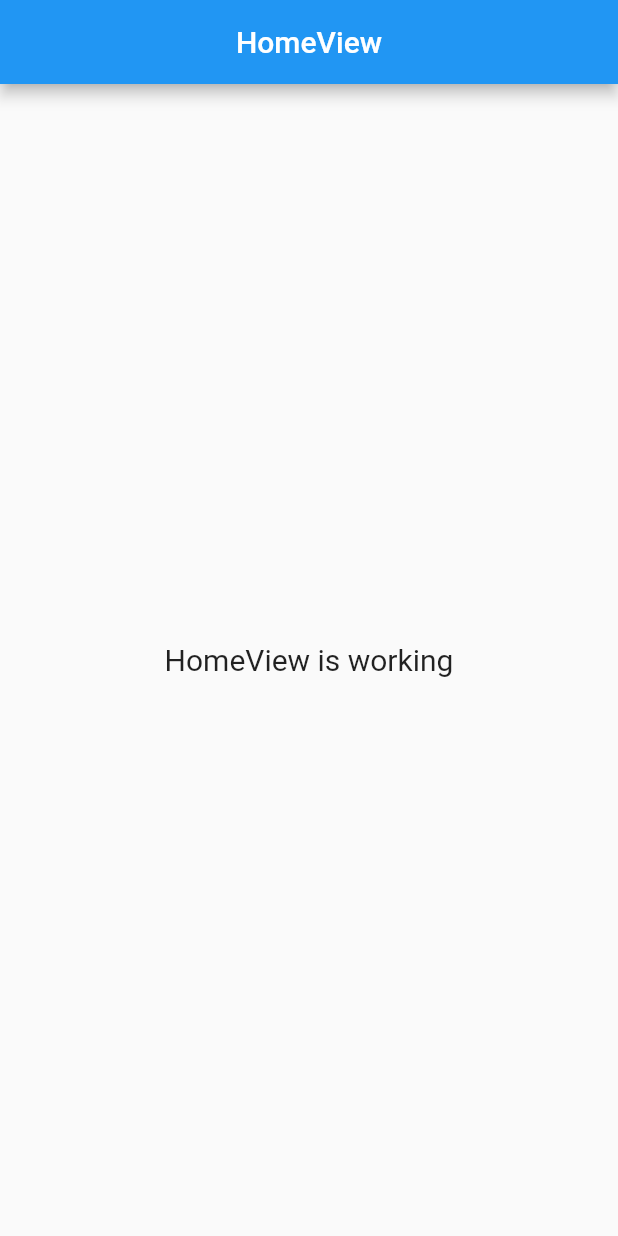
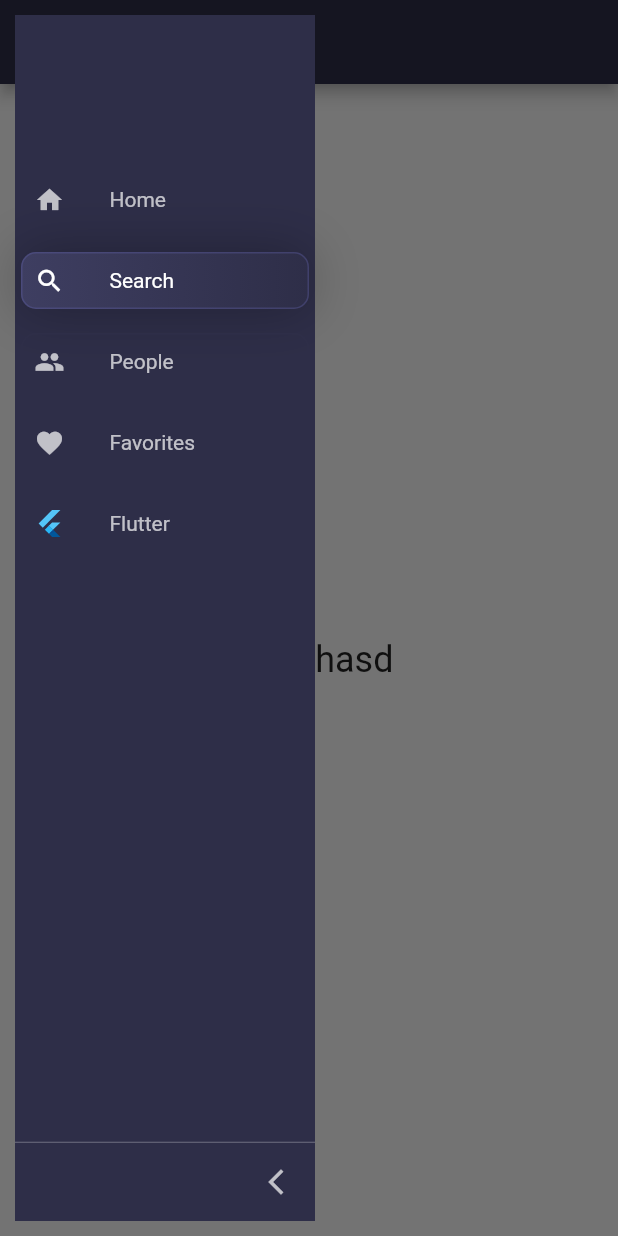
Before and after one commit to curay7/inventory, a Flutter app: the screen it shows after launch, with the side drawer open (before the commit the screen has no drawer), on a phone screen of 412 x 824 dp. Run offline on Flutter 3.47's test engine with Material 2 defaults, Android fonts, the phone set to English and light mode, and no system bars; drawn by our look-alikes of sidebarx; our stand-ins replace get.

Commit message:
make sidebar

```diff
--- /dev/null
+++ b/lib/app/modules/auth/bindings/auth_binding.dart
@@ -0,0 +1,12 @@
+import 'package:get/get.dart';
+
+import '../controllers/auth_controller.dart';
+
+class AuthBinding extends Bindings {
+  @override
+  void dependencies() {
+    Get.lazyPut<AuthController>(
+      () => AuthController(),
+    );
+  }
+}
--- /dev/null
+++ b/lib/app/modules/auth/controllers/auth_controller.dart
@@ -0,0 +1,23 @@
+import 'package:get/get.dart';
+
+class AuthController extends GetxController {
+  //TODO: Implement AuthController
+
+  final count = 0.obs;
+  @override
+  void onInit() {
+    super.onInit();
+  }
+
+  @override
+  void onReady() {
+    super.onReady();
+  }
+
+  @override
+  void onClose() {
+    super.onClose();
+  }
+
+  void increment() => count.value++;
+}
--- /dev/null
+++ b/lib/app/modules/auth/views/auth_view.dart
@@ -0,0 +1,24 @@
+import 'package:flutter/material.dart';
+
+import 'package:get/get.dart';
+
+import '../controllers/auth_controller.dart';
+
+class AuthView extends GetView<AuthController> {
+  const AuthView({Key? key}) : super(key: key);
+  @override
+  Widget build(BuildContext context) {
+    return Scaffold(
+      appBar: AppBar(
+        title: const Text('AuthView'),
+        centerTitle: true,
+      ),
+      body: Center(
+        child: Text(
+          'AuthView is working',
+          style: TextStyle(fontSize: 20),
+        ),
+      ),
+    );
+  }
+}
--- a/lib/app/modules/home/views/home_view.dart
+++ b/lib/app/modules/home/views/home_view.dart
@@ -8,16 +8,10 @@ class HomeView extends GetView<HomeController> {
   const HomeView({Key? key}) : super(key: key);
   @override
   Widget build(BuildContext context) {
-    return Scaffold(
-      appBar: AppBar(
-        title: const Text('HomeView'),
-        centerTitle: true,
-      ),
-      body: Center(
-        child: Text(
-          'HomeView is working',
-          style: TextStyle(fontSize: 20),
-        ),
+    return Center(
+      child: Text(
+        'HomeView is working',
+        style: TextStyle(fontSize: 20),
       ),
     );
   }
--- /dev/null
+++ b/lib/app/modules/home/views/layout.dart
@@ -0,0 +1,257 @@
+import 'package:flutter/material.dart';
+import 'package:sidebarx/sidebarx.dart';
+import 'package:get/get.dart';
+
+import '../controllers/home_controller.dart';
+
+class HomeLayout extends GetView<HomeController> {
+  const HomeLayout({Key? key}) : super(key: key);
+
+  @override
+  Widget build(BuildContext context) {
+    final _controller = SidebarXController(selectedIndex: 1, extended: true);
+    final _key = GlobalKey<ScaffoldState>();
+    return Builder(
+      builder: (context) {
+        final isSmallScreen = MediaQuery.of(context).size.width < 600;
+        return Scaffold(
+          key: _key,
+          appBar: isSmallScreen
+              ? AppBar(
+                  backgroundColor: canvasColor,
+                  leading: IconButton(
+                    onPressed: () {
+                      // if (!Platform.isAndroid && !Platform.isIOS) {
+                      //   _controller.setExtended(true);
+                      // }
+                      _key.currentState?.openDrawer();
+                    },
+                    icon: const Icon(Icons.menu),
+                  ),
+                )
+              : null,
+          drawer: ExampleSidebarX(controller: _controller),
+          body: Row(
+            children: [
+              if (!isSmallScreen) ExampleSidebarX(controller: _controller),
+              Expanded(
+                child: Center(
+                  child: _ScreensExample(
+                    controller: _controller,
+                  ),
+                ),
+              ),
+            ],
+          ),
+        );
+      },
+    );
+  }
+}
+
+class ExampleSidebarX extends StatelessWidget {
+  const ExampleSidebarX({
+    Key? key,
+    required SidebarXController controller,
+  })  : _controller = controller,
+        super(key: key);
+
+  final SidebarXController _controller;
+
+  @override
+  Widget build(BuildContext context) {
+    return SidebarX(
+      controller: _controller,
+      theme: SidebarXTheme(
+        margin: const EdgeInsets.all(10),
+        decoration: BoxDecoration(
+          color: canvasColor,
+          borderRadius: BorderRadius.circular(20),
+        ),
+        hoverColor: scaffoldBackgroundColor,
+        textStyle: TextStyle(color: Colors.white.withOpacity(0.7)),
+        selectedTextStyle: const TextStyle(color: Colors.white),
+        itemTextPadding: const EdgeInsets.only(left: 30),
+        selectedItemTextPadding: const EdgeInsets.only(left: 30),
+        itemDecoration: BoxDecoration(
+          borderRadius: BorderRadius.circular(10),
+          border: Border.all(color: canvasColor),
+        ),
+        selectedItemDecoration: BoxDecoration(
+          borderRadius: BorderRadius.circular(10),
+          border: Border.all(
+            color: actionColor.withOpacity(0.37),
+          ),
+          gradient: const LinearGradient(
+            colors: [accentCanvasColor, canvasColor],
+          ),
+          boxShadow: [
+            BoxShadow(
+              color: Colors.black.withOpacity(0.28),
+              blurRadius: 30,
+            )
+          ],
+        ),
+        iconTheme: IconThemeData(
+          color: Colors.white.withOpacity(0.7),
+          size: 20,
+        ),
+        selectedIconTheme: const IconThemeData(
+          color: Colors.white,
+          size: 20,
+        ),
+      ),
+      extendedTheme: const SidebarXTheme(
+        width: 200,
+        decoration: BoxDecoration(
+          color: canvasColor,
+        ),
+      ),
+      footerDivider: divider,
+      headerBuilder: (context, extended) {
+        return SizedBox(
+          height: 100,
+          child: Padding(
+            padding: const EdgeInsets.all(16.0),
+            child: Container(),
+          ),
+        );
+      },
+      items: [
+        SidebarXItem(
+          icon: Icons.home,
+          label: 'Home',
+          onTap: () {
+            debugPrint('Home');
+          },
+        ),
+        const SidebarXItem(
+          icon: Icons.search,
+          label: 'Search',
+        ),
+        const SidebarXItem(
+          icon: Icons.people,
+          label: 'People',
+        ),
+        const SidebarXItem(
+          icon: Icons.favorite,
+          label: 'Favorites',
+        ),
+        const SidebarXItem(
+          iconWidget: FlutterLogo(size: 20),
+          label: 'Flutter',
+        ),
+      ],
+    );
+  }
+}
+
+class _ScreensExample extends StatelessWidget {
+  const _ScreensExample({
+    Key? key,
+    required this.controller,
+  }) : super(key: key);
+
+  final SidebarXController controller;
+
+  @override
+  Widget build(BuildContext context) {
+    final theme = Theme.of(context);
+    return AnimatedBuilder(
+      animation: controller,
+      builder: (context, child) {
+        final pageComponent =
+            _getTitleByIndex(index: controller.selectedIndex, theme: theme);
+        // switch (controller.selectedIndex) {
+        //   case 0:
+        //     return ListView.builder(
+        //       padding: const EdgeInsets.only(top: 10),
+        //       itemBuilder: (context, index) => Container(
+        //         height: 100,
+        //         width: double.infinity,
+        //         margin: const EdgeInsets.only(bottom: 10, right: 10, left: 10),
+        //         decoration: BoxDecoration(
+        //           borderRadius: BorderRadius.circular(20),
+        //           color: Theme.of(context).canvasColor,
+        //           boxShadow: const [BoxShadow()],
+        //         ),
+        //       ),
+        //     );
+        //   default:
+        //     return pageComponent;
+        // }
+
+        return pageComponent;
+      },
+    );
+  }
+}
+
+Widget _getTitleByIndex({required int index, required ThemeData theme}) {
+  switch (index) {
+    case 0:
+      return Container(
+        child: Text(
+          'First',
+          style: theme.textTheme.headlineSmall,
+        ),
+      );
+    case 1:
+      return Container(
+        child: Text(
+          'Searchasd',
+          style: theme.textTheme.headlineSmall,
+        ),
+      );
+    case 2:
+      return Container(
+        child: Text(
+          'People',
+          style: theme.textTheme.headlineSmall,
+        ),
+      );
+    case 3:
+      return Container(
+        child: Text(
+          'Favorites',
+          style: theme.textTheme.headlineSmall,
+        ),
+      );
+    case 4:
+      return Container(
+        child: Text(
+          'Custom iconWidget',
+          style: theme.textTheme.headlineSmall,
+        ),
+      );
+    case 5:
+      return Container(
+        child: Text(
+          'Profile',
+          style: theme.textTheme.headlineSmall,
+        ),
+      );
+    case 6:
+      return Container(
+        child: Text(
+          'Settings',
+          style: theme.textTheme.headlineSmall,
+        ),
+      );
+    default:
+      return Container(
+        child: Text(
+          'Not found page',
+          style: theme.textTheme.headlineSmall,
+        ),
+      );
+  }
+}
+
+const primaryColor = Color(0xFF685BFF);
+const canvasColor = Color(0xFF2E2E48);
+const scaffoldBackgroundColor = Color(0xFF464667);
+const accentCanvasColor = Color(0xFF3E3E61);
+const white = Colors.white;
+final actionColor = const Color(0xFF5F5FA7).withOpacity(0.6);
+final divider = Divider(color: white.withOpacity(0.3), height: 1);
--- a/lib/app/routes/app_pages.dart
+++ b/lib/app/routes/app_pages.dart
@@ -1,7 +1,9 @@
 import 'package:get/get.dart';
+import 'package:stockinv/app/modules/home/views/layout.dart';
 
+import '../modules/auth/bindings/auth_binding.dart';
+import '../modules/auth/views/auth_view.dart';
 import '../modules/home/bindings/home_binding.dart';
-import '../modules/home/views/home_view.dart';
 
 part 'app_routes.dart';
 
@@ -13,8 +15,13 @@ class AppPages {
   static final routes = [
     GetPage(
       name: _Paths.HOME,
-      page: () => const HomeView(),
+      page: () => HomeLayout(),
       binding: HomeBinding(),
+    ),
+    GetPage(
+      name: _Paths.AUTH,
+      page: () => const AuthView(),
+      binding: AuthBinding(),
     ),
   ];
 }
--- a/lib/app/routes/app_routes.dart
+++ b/lib/app/routes/app_routes.dart
@@ -4,9 +4,11 @@ part of 'app_pages.dart';
 abstract class Routes {
   Routes._();
   static const HOME = _Paths.HOME;
+  static const AUTH = _Paths.AUTH;
 }
 
 abstract class _Paths {
   _Paths._();
   static const HOME = '/home';
+  static const AUTH = '/auth';
 }
--- a/pubspec.yaml
+++ b/pubspec.yaml
@@ -10,6 +10,8 @@ dependencies:
   get: 4.6.5
   flutter:
     sdk: flutter
+  sidebar_bigeagle: ^0.2.2+1
+  sidebarx: ^0.14.0
 
 dev_dependencies:
   flutter_lints: ^2.0.0
```
Also changed, not shown: pubspec.lock, 3 other files.
